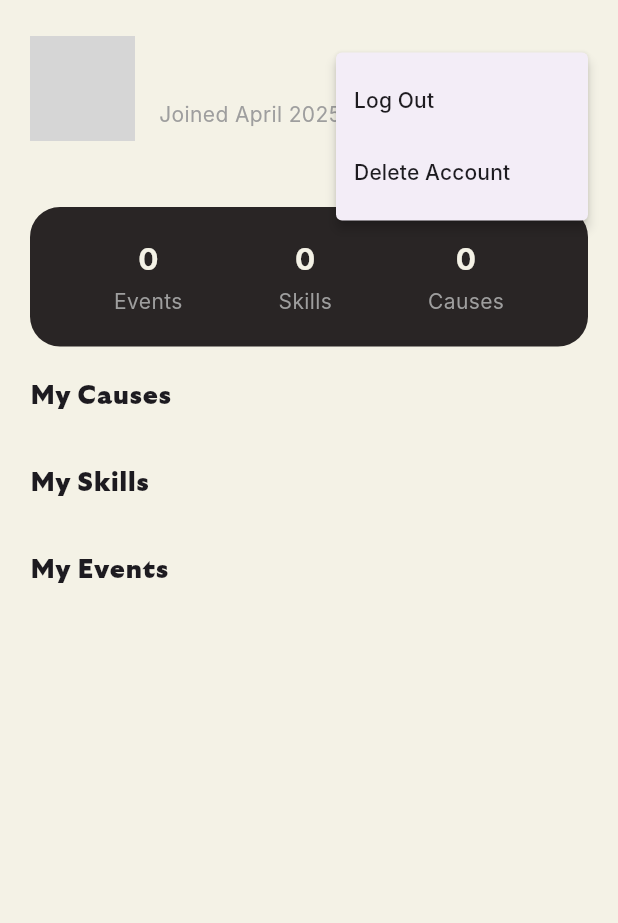
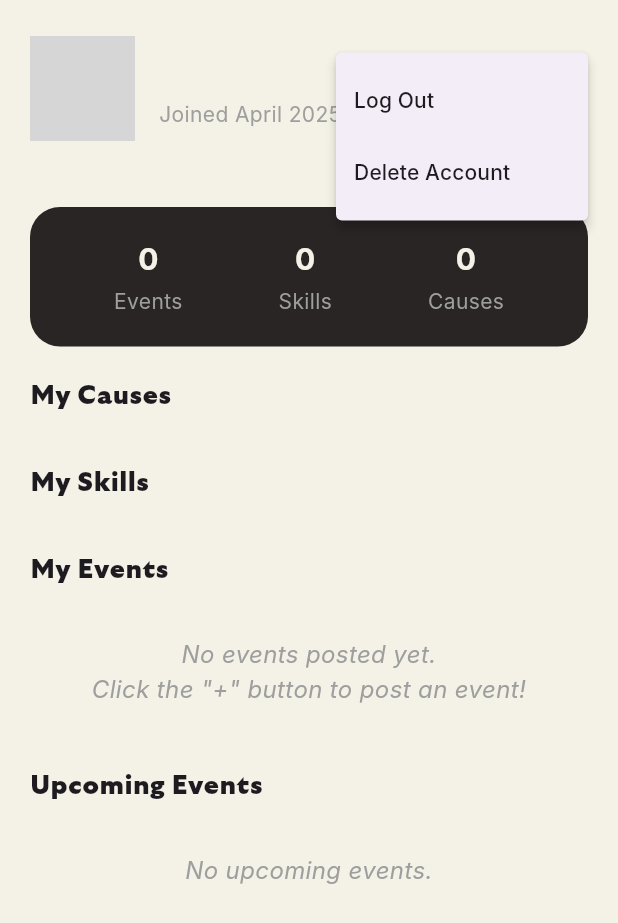
Before and after one commit to leyrieee/catchafire, a Flutter app: the ProfilePage screen opened directly, after a tap on the "more vert" icon, on a phone screen of 412 x 824 dp. Shown: the top 923 px of the screen. Run offline on Flutter 3.47's test engine with Material 3 defaults, Android fonts, the phone set to English and light mode, and no system bars; our stand-ins replace cloud_firestore, firebase_auth, firebase_core, firebase_storage, geolocator, google_maps_flutter and 3 more; accounts and stored records are empty; network calls fail; Roboto replaces fonts that are missing (Inter); grey boxes are pictures that could not be loaded.

Commit message:
profile edit

```diff
--- a/lib/screens/profile.dart
+++ b/lib/screens/profile.dart
@@ -15,6 +15,8 @@ class ProfilePage extends StatefulWidget {
 class _ProfilePageState extends State<ProfilePage> {
   Map<String, dynamic>? userData;
   List<Map<String, dynamic>> userEvents = [];
+  List<Map<String, dynamic>> rsvpEvents = [];
+
   int totalEvents = 0;
   int totalSkills = 0;
   int totalCauses = 0;
@@ -25,6 +27,7 @@ class _ProfilePageState extends State<ProfilePage> {
     super.initState();
     fetchUserInfo();
     fetchUserEvents();
+    fetchRsvpEvents();
   }
 
   Future<void> fetchUserInfo() async {
@@ -42,6 +45,22 @@ class _ProfilePageState extends State<ProfilePage> {
       });
     }
   }
+
+  Future<void> fetchRsvpEvents() async {
+  final uid = FirebaseAuth.instance.currentUser?.uid;
+  if (uid == null) return;
+
+  final snapshot = await FirebaseFirestore.instance
+      .collection('events')
+      .where('rsvps', arrayContains: uid)
+      .orderBy('date', descending: false)
+      .get();
+
+  setState(() {
+    rsvpEvents = snapshot.docs.map((doc) => doc.data()).toList();
+  });
+}
+
 
   Future<void> fetchUserEvents() async {
     final uid = FirebaseAuth.instance.currentUser?.uid;
@@ -143,6 +162,9 @@ class _ProfilePageState extends State<ProfilePage> {
                         _buildSkillsSection(),
                         const SizedBox(height: 20),
                         _buildPastEventsSection(),
+                        const SizedBox(height: 20),
+                        _buildUpcomingEventsSection(),
+
                       ],
                     ),
                   ),
@@ -333,10 +355,28 @@ class _ProfilePageState extends State<ProfilePage> {
         ),
       ),
       const SizedBox(height: 12),
-        ...userEvents.map((event) => _buildEventItem(event)).toList(),
+      userEvents.isEmpty
+          ? Container(
+              padding: const EdgeInsets.symmetric(vertical: 20),
+              alignment: Alignment.center,
+              child: const Text(
+                'No events posted yet.\nClick the "+" button to post an event!',
+                style: TextStyle(
+                  fontSize: 16,
+                  color: Colors.grey,
+                  fontStyle: FontStyle.italic,
+                ),
+                textAlign: TextAlign.center,
+              ),
+            )
+          : Column(
+              children:
+                  userEvents.map((event) => _buildEventItem(event)).toList(),
+            ),
     ],
   );
 }
+
 
   Widget _buildEventItem(Map<String, dynamic> event) {
     final title = event['title'] ?? 'Untitled Event';
@@ -361,6 +401,41 @@ class _ProfilePageState extends State<ProfilePage> {
           Text(formattedDate, style: const TextStyle(color: Colors.grey)),
         ],
       ),
+    );
+  }
+
+  Widget _buildUpcomingEventsSection() {
+  return Column(
+      crossAxisAlignment: CrossAxisAlignment.start,
+      children: [
+        const Text(
+          'Upcoming Events',
+          style: TextStyle(
+            fontSize: 18,
+            fontWeight: FontWeight.bold,
+            fontFamily: 'GT Ultra',
+          ),
+        ),
+        const SizedBox(height: 12),
+        rsvpEvents.isEmpty
+            ? Container(
+                padding: const EdgeInsets.symmetric(vertical: 20),
+                alignment: Alignment.center,
+                child: const Text(
+                  'No upcoming events.',
+                  style: TextStyle(
+                    fontSize: 16,
+                    color: Colors.grey,
+                    fontStyle: FontStyle.italic,
+                  ),
+                  textAlign: TextAlign.center,
+                ),
+              )
+            : Column(
+                children:
+                    rsvpEvents.map((event) => _buildEventItem(event)).toList(),
+              ),
+      ],
     );
   }
 
```
Lines whose indentation alone changed are shown as unchanged.
